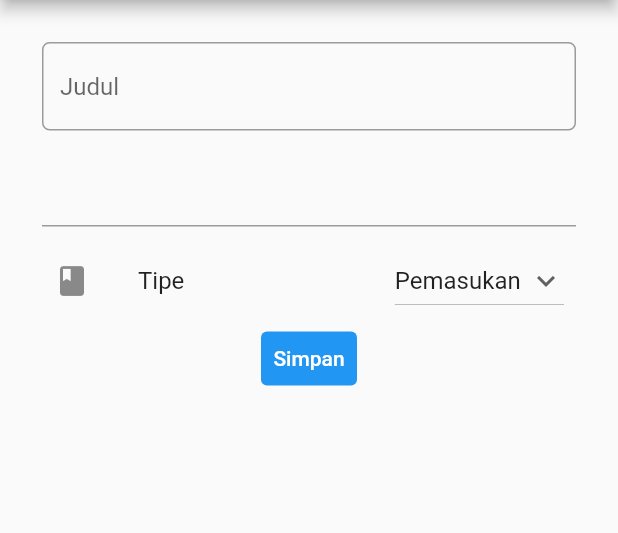
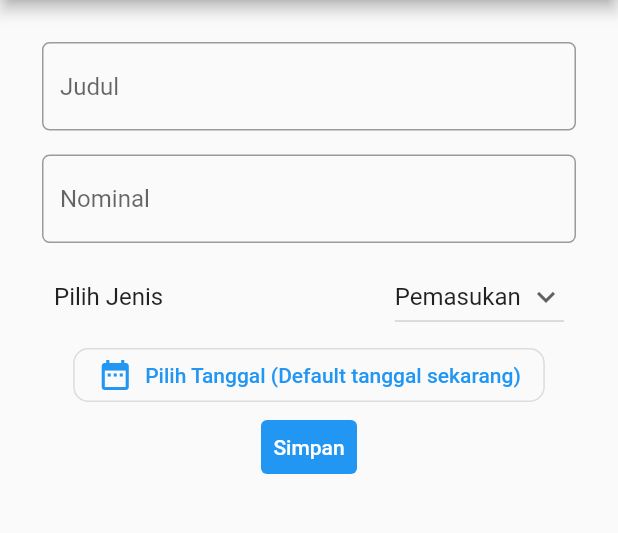
Before and after one commit to naufalalsar/tugas-flutter-pbp, a Flutter app: the MyFormPage screen opened directly, on a phone screen of 412 x 824 dp, the part 84-617 px from its top. Run offline on Flutter 3.47's test engine with Material 2 defaults, Android fonts, the phone set to English and light mode, and no system bars.

Commit message:
finishing bonus

```diff
--- a/counter_7/lib/tambah.dart
+++ b/counter_7/lib/tambah.dart
@@ -1,17 +1,17 @@
-import 'package:counter_7/main.dart';
 import 'package:flutter/material.dart';
-import 'package:counter_7/data.dart';
 import 'package:flutter/services.dart';
+import 'package:counter_7/drawer.dart';
 
 class Budget {
   String judul;
   int nominal;
   String tipe;
+  DateTime date;
 
-  Budget(this.judul, this.nominal, this.tipe);
+  Budget(this.judul, this.nominal, this.tipe, this.date);
 }
 
-class Naro{
+class Naro {
   static List<Budget> contain = <Budget>[];
 }
 
@@ -26,8 +26,9 @@ class _MyFormPageState extends State<MyFormPage> {
   final _formKey = GlobalKey<FormState>();
   String _judul = "";
   int _nominal = 0;
-  String jenis = 'Pemasukan';
+  String jenis = "Pemasukan";
   List<String> listJenis = ['Pemasukan', 'Pengeluaran'];
+  DateTime date = DateTime.now();
 
   @override
   Widget build(BuildContext context) {
@@ -36,43 +37,7 @@ class _MyFormPageState extends State<MyFormPage> {
         title: Text("Form"),
       ),
       // Menambahkan drawer menu
-      drawer: Drawer(
-        child: Column(
-          children: [
-            // Menambahkan clickable menu
-           ListTile(
-            title: const Text('counter_7'),
-            onTap: () {
-              // Route menu ke halaman utama
-              Navigator.pushReplacement(
-                context,
-                MaterialPageRoute(builder: (context) => const MyHomePage(title:"counter_7")),
-              );
-            },
-          ),
-          ListTile(
-            title: const Text('Tambah Budget'),
-            onTap: () {
-              // Route menu ke halaman form
-              Navigator.pushReplacement(
-                context,
-                MaterialPageRoute(builder: (context) => const MyFormPage()),
-              );
-            },
-          ),
-           ListTile(
-            title: const Text('Data Budget'),
-            onTap: () {
-              // Route menu ke halaman form
-              Navigator.pushReplacement(
-                context,
-                MaterialPageRoute(builder: (context) => const MyDataPage()),
-              );
-            },
-          ),
-          ],
-        ),
-      ),
+      drawer: TheSideBar(),
       body: Form(
         key: _formKey,
         child: SingleChildScrollView(
@@ -115,8 +80,17 @@ class _MyFormPageState extends State<MyFormPage> {
                   // Menggunakan padding sebesar 8 pixels
                   padding: const EdgeInsets.all(8.0),
                   child: TextFormField(
+                    decoration: InputDecoration(
+                      hintText: "Nominal",
+                      // Menambahkan circular border agar lebih rapi
+                      border: OutlineInputBorder(
+                        borderRadius: BorderRadius.circular(5.0),
+                      ),
+                    ),
                     keyboardType: TextInputType.number,
-            inputFormatters: <TextInputFormatter>[FilteringTextInputFormatter.digitsOnly],
+                    inputFormatters: <TextInputFormatter>[
+                      FilteringTextInputFormatter.digitsOnly
+                    ],
                     onChanged: (String? value) {
                       setState(() {
                         _nominal = int.parse(value!);
@@ -135,14 +109,13 @@ class _MyFormPageState extends State<MyFormPage> {
                       }
                       return null;
                     },
-)
-              ),
+                  )),
               ListTile(
-                leading: const Icon(Icons.class_),
                 title: const Text(
-                  'Tipe',
+                  'Pilih Jenis',
                 ),
                 trailing: DropdownButton(
+                  hint: const Text('Pilih Jenis'),
                   value: jenis,
                   icon: const Icon(Icons.keyboard_arrow_down),
                   items: listJenis.map((String items) {
@@ -158,6 +131,28 @@ class _MyFormPageState extends State<MyFormPage> {
                   },
                 ),
               ),
+              OutlinedButton.icon(
+                  onPressed: () {
+                    showDatePicker(
+                            context: context,
+                            initialDate: date,
+                            firstDate: DateTime(1945),
+                            lastDate: DateTime(2077))
+                        .then((selectedDate) {
+                      setState(() {
+                        if (selectedDate != null) {
+                          date = selectedDate;
+                        }
+                      });
+                    });
+                  },
+                  style: ButtonStyle(
+                      shape: MaterialStateProperty.all<RoundedRectangleBorder>(
+                          RoundedRectangleBorder(
+                    borderRadius: BorderRadius.circular(10),
+                  ))),
+                  icon: const Icon(Icons.date_range),
+                  label: const Text("Pilih Tanggal (Default tanggal sekarang)")),
               TextButton(
                 child: const Text(
                   "Simpan",
@@ -198,7 +193,7 @@ class _MyFormPageState extends State<MyFormPage> {
                         );
                       },
                     );
-                    Naro.contain.add(Budget(_judul, _nominal, jenis));
+                    Naro.contain.add(Budget(_judul, _nominal, jenis!, date));
                   }
                 },
               ),
```
Also changed, not shown: counter_7/lib/data.dart (+3 -41 lines), counter_7/lib/drawer.dart (added, +51 -0 lines), counter_7/lib/main.dart (+2 -39 lines). Lines whose indentation alone changed are shown as unchanged.
